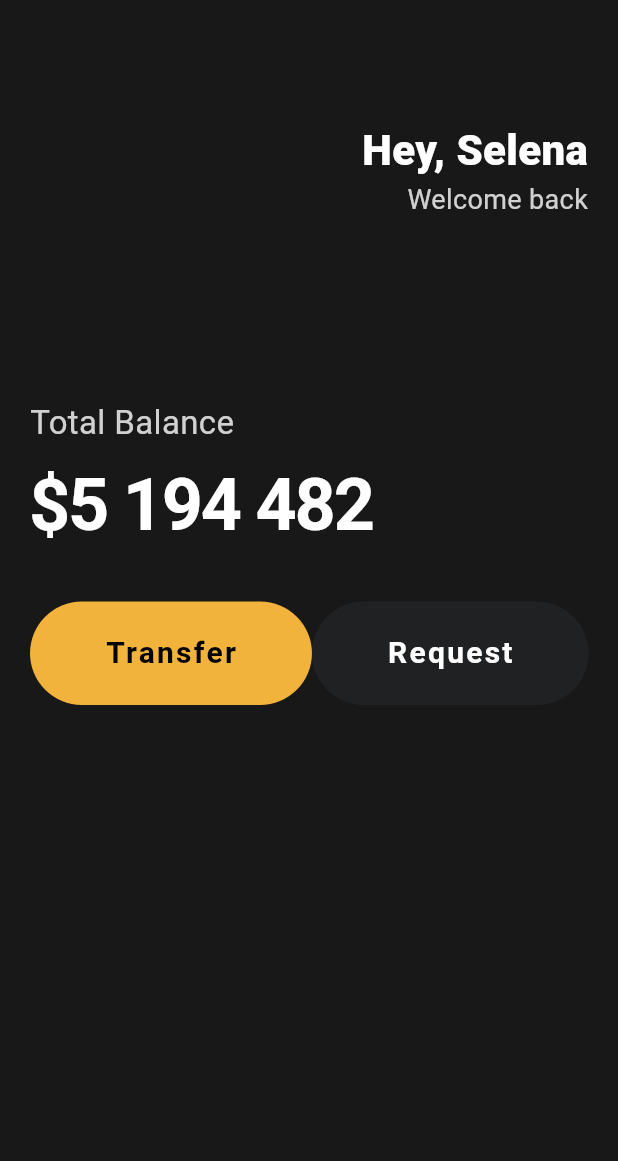
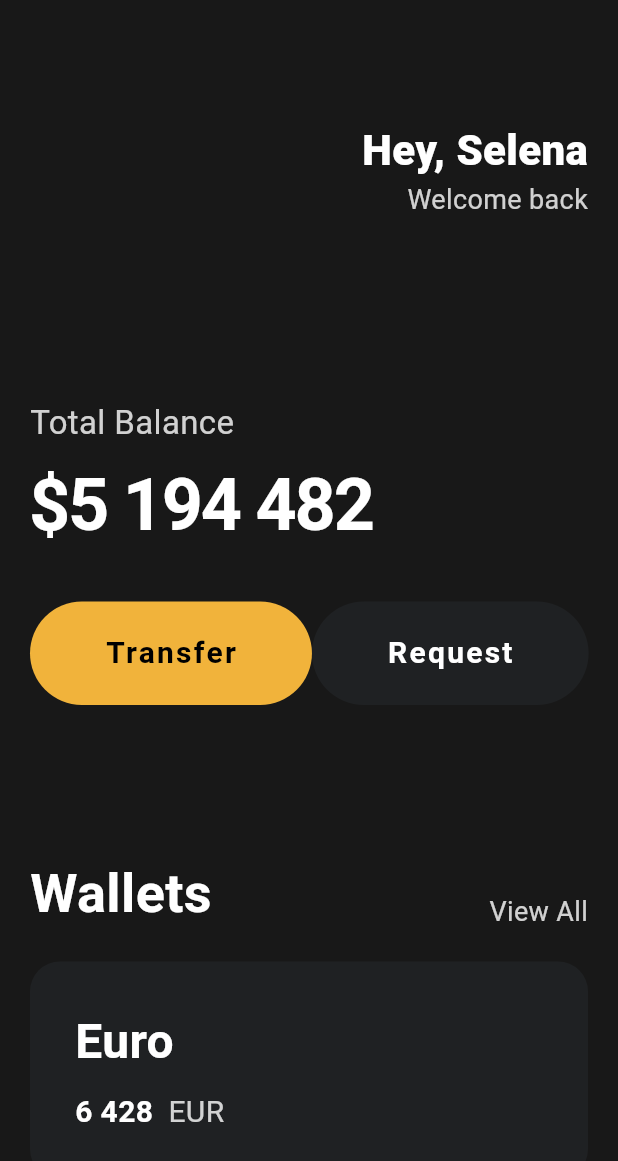
Before and after one commit to helious23/toonflix_again, a Flutter app: the screen it shows after launch, on a phone screen of 412 x 824 dp. Shown: the top 1161 px of the screen. Run offline on Flutter 3.47's test engine with Material 3 defaults, Android fonts, the phone set to English and light mode, and no system bars.

Commit message:
#3.6 Cards

```diff
--- a/lib/main.dart
+++ b/lib/main.dart
@@ -79,6 +79,78 @@ class MyApp extends StatelessWidget {
                   ),
                 ],
               ),
+              const SizedBox(height: 100),
+              Row(
+                mainAxisAlignment: MainAxisAlignment.spaceBetween,
+                crossAxisAlignment: CrossAxisAlignment.end,
+                children: [
+                  const Text(
+                    'Wallets',
+                    style: TextStyle(
+                      color: Colors.white,
+                      fontSize: 36,
+                      fontWeight: FontWeight.w600,
+                    ),
+                  ),
+                  Text(
+                    'View All',
+                    style: TextStyle(
+                      color: Colors.white.withValues(alpha: 0.8),
+                      fontSize: 18,
+                    ),
+                  ),
+                ],
+              ),
+              const SizedBox(height: 20),
+              Container(
+                decoration: BoxDecoration(
+                  color: const Color(0xFF1F2123),
+                  borderRadius: BorderRadius.circular(20),
+                ),
+                child: Padding(
+                  padding: const EdgeInsets.all(30),
+                  child: Row(
+                    children: [
+                      Column(
+                        crossAxisAlignment: CrossAxisAlignment.start,
+                        children: [
+                          const Text(
+                            "Euro",
+                            style: TextStyle(
+                              color: Colors.white,
+                              fontSize: 32,
+                              fontWeight: FontWeight.w600,
+                            ),
+                          ),
+                          const SizedBox(height: 10),
+                          Row(
+                            children: [
+                              const Text(
+                                "6 428",
+                                style: TextStyle(
+                                  color: Colors.white,
+                                  fontSize: 20,
+                                  fontWeight: FontWeight.w600,
+                                ),
+                              ),
+                              const SizedBox(width: 10),
+                              Text(
+                                "EUR",
+                                style: TextStyle(
+                                  color: Colors.white.withValues(
+                                    alpha: 0.8,
+                                  ),
+                                  fontSize: 20,
+                                ),
+                              ),
+                            ],
+                          ),
+                        ],
+                      ),
+                    ],
+                  ),
+                ),
+              ),
             ],
           ),
         ),
```
